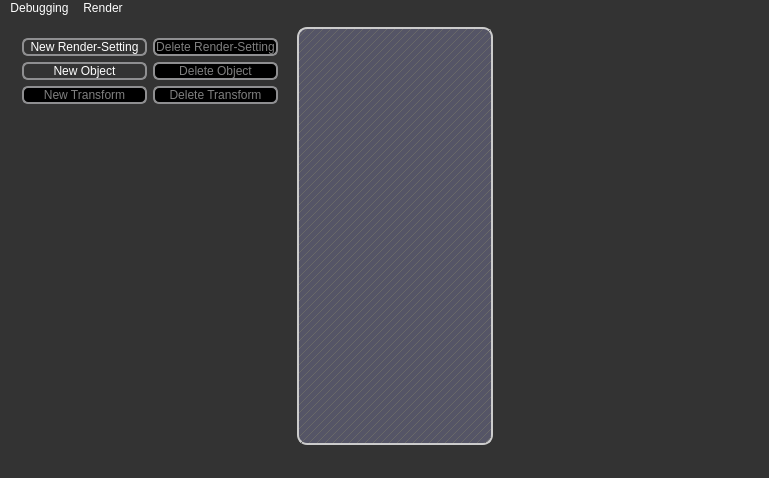
First picture: the form in qt-frontend/SimplexGui/mainwindow.ui, repository phresnel/picogen, before the edit.
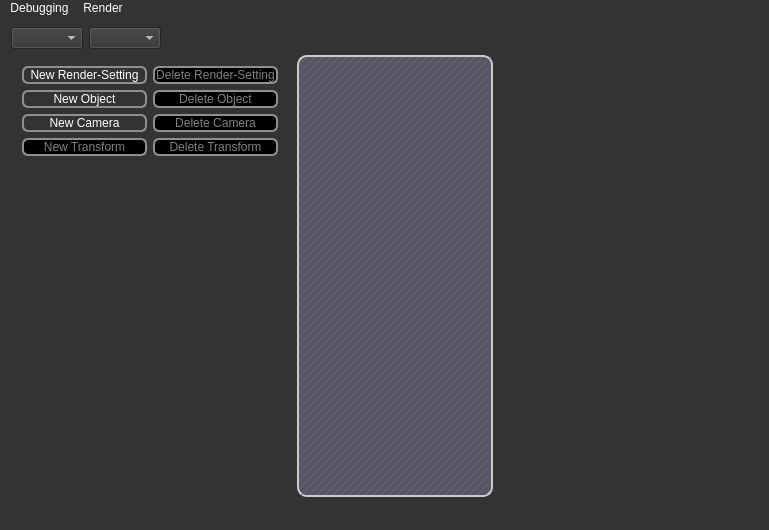
Second picture: the form after the edit. Custom widgets are drawn as their Qt base class.

Commit message: user can select render setting, camera

What changed in the file:
```diff
--- a/qt-frontend/SimplexGui/mainwindow.ui
+++ b/qt-frontend/SimplexGui/mainwindow.ui
@@ -146,6 +146,29 @@
   </property>
   <widget class="QWidget" name="centralWidget">
    <layout class="QVBoxLayout" name="verticalLayout_2">
+    <item>
+     <layout class="QHBoxLayout" name="horizontalLayout">
+      <item>
+       <widget class="QComboBox" name="renderSettingConfig"/>
+      </item>
+      <item>
+       <widget class="QComboBox" name="cameraConfig"/>
+      </item>
+      <item>
+       <spacer name="horizontalSpacer">
+        <property name="orientation">
+         <enum>Qt::Horizontal</enum>
+        </property>
+        <property name="sizeHint" stdset="0">
+         <size>
+          <width>40</width>
+          <height>20</height>
+         </size>
+        </property>
+       </spacer>
+      </item>
+     </layout>
+    </item>
     <item>
      <widget class="QSplitter" name="splitter_2">
       <property name="sizePolicy">
@@ -197,7 +220,7 @@
             </property>
            </widget>
           </item>
-          <item row="2" column="0">
+          <item row="3" column="0">
            <widget class="QPushButton" name="newSubTransformButton">
             <property name="enabled">
              <bool>false</bool>
@@ -207,7 +230,7 @@
             </property>
            </widget>
           </item>
-          <item row="2" column="2">
+          <item row="3" column="2">
            <widget class="QPushButton" name="deleteSubTransformButton">
             <property name="enabled">
              <bool>false</bool>
@@ -227,6 +250,26 @@
             </property>
            </widget>
           </item>
+          <item row="2" column="0">
+           <widget class="QPushButton" name="newCameraButton">
+            <property name="enabled">
+             <bool>true</bool>
+            </property>
+            <property name="text">
+             <string>New Camera</string>
+            </property>
+           </widget>
+          </item>
+          <item row="2" column="2">
+           <widget class="QPushButton" name="deleteCameraButton">
+            <property name="enabled">
+             <bool>false</bool>
+            </property>
+            <property name="text">
+             <string>Delete Camera</string>
+            </property>
+           </widget>
+          </item>
          </layout>
         </item>
         <item>
```
The commit also changes 2 other files.
